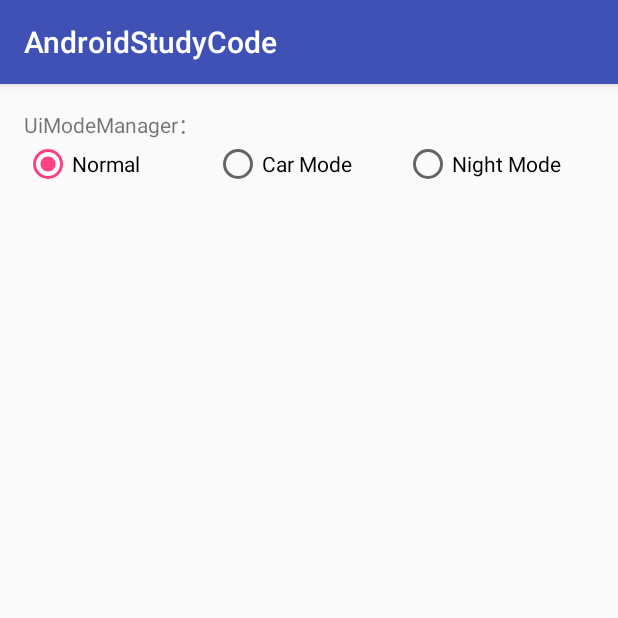
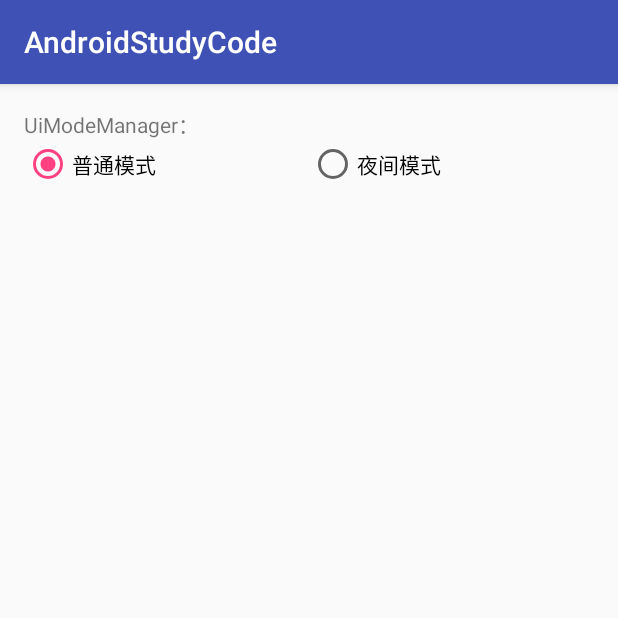
Before and after one commit to D-clock/AndroidStudyCode, an Android app: the NightModeActivity screen opened directly, with no data from a screen before it, on a phone screen of 412 x 824 dp, the top half of it. Run offline under Robolectric (Android 15) with nearby library versions, the phone set to English and light mode, and no system bars.

Commit message:
添加UiModeManager实践代码

```diff
--- a/src/main/java/com/clock/study/activity/NightModeActivity.java
+++ b/src/main/java/com/clock/study/activity/NightModeActivity.java
@@ -2,8 +2,9 @@ package com.clock.study.activity;
 
 import android.app.UiModeManager;
 import android.content.Context;
+import android.content.res.Configuration;
+import android.os.Bundle;
 import android.support.v7.app.AppCompatActivity;
-import android.os.Bundle;
 import android.util.Log;
 import android.widget.RadioButton;
 import android.widget.RadioGroup;
@@ -40,21 +41,24 @@ public class NightModeActivity extends AppCompatActivity implements RadioGroup.O
     @Override
     public void onCheckedChanged(RadioGroup group, int checkedId) {
         if (mUiModeGroup == group) {
-            int currentModeType = mUiModeManager.getCurrentModeType();
-            Log.i(TAG, "currentModeType: " + currentModeType);
+            int currentModeType = mUiModeManager.getCurrentModeType();//获取 UI 模式
+            Log.e(TAG, "currentModeType value is : " + currentModeType);
             if (checkedId == R.id.rb_normal) {
-                mUiModeManager.disableCarMode(0);
-                mUiModeManager.setNightMode(UiModeManager.MODE_NIGHT_NO);
+                if (currentModeType == Configuration.UI_MODE_TYPE_CAR) {
+                    mUiModeManager.disableCarMode(0);//关闭车载模式
+                    mUiModeManager.setNightMode(UiModeManager.MODE_NIGHT_NO);
+                }
 
             } else if (checkedId == R.id.rb_night_mode) {//夜间模式
-                mUiModeManager.enableCarMode(0);
-                mUiModeManager.setNightMode(UiModeManager.MODE_NIGHT_YES);
-
-            } else if (checkedId == R.id.rb_car_mode) {//车载模式
-                mUiModeManager.disableCarMode(0);
-                mUiModeManager.setNightMode(UiModeManager.MODE_NIGHT_NO);
+                if (currentModeType == Configuration.UI_MODE_TYPE_NORMAL) {
+                    //Note: On API 22 and below, changes to the night mode are only effective when the car or desk mode is enabled on a device.
+                    // Starting in API 23, changes to night mode are always effective.
+                    mUiModeManager.enableCarMode(0);//启用车载模式
+                    mUiModeManager.setNightMode(UiModeManager.MODE_NIGHT_YES);
+                }
 
             }
         }
     }
+
 }
--- a/src/main/res/layout/activity_night_mode.xml
+++ b/src/main/res/layout/activity_night_mode.xml
@@ -26,20 +26,13 @@
             android:layout_width="0dp"
             android:layout_height="wrap_content"
             android:layout_weight="1"
-            android:text="Normal" />
-
-        <RadioButton
-            android:id="@+id/rb_car_mode"
-            android:layout_width="0dp"
-            android:layout_height="wrap_content"
-            android:layout_weight="1"
-            android:text="Car Mode" />
+            android:text="普通模式" />
 
         <RadioButton
             android:id="@+id/rb_night_mode"
             android:layout_width="0dp"
             android:layout_height="wrap_content"
             android:layout_weight="1"
-            android:text="Night Mode" />
+            android:text="夜间模式" />
     </RadioGroup>
 </LinearLayout>
--- /dev/null
+++ b/src/main/res/values-night/colors.xml
@@ -0,0 +1,6 @@
+<?xml version="1.0" encoding="utf-8"?>
+<resources>
+    <color name="colorPrimary">#3F51B5</color>
+    <color name="colorPrimaryDark">#303F9F</color>
+    <color name="colorAccent">#FF4081</color>
+</resources>
```
Also changed, not shown: src/main/res/mipmap-night-hdpi/ic_launcher.png (added), src/main/res/mipmap-night-mdpi/ic_launcher.png (added), src/main/res/mipmap-night-xhdpi/ic_launcher.png (added), src/main/res/mipmap-night-xxhdpi/ic_launcher.png (added), src/main/res/mipmap-night-xxhdpi/lufy.png (added), src/main/res/mipmap-night-xxxhdpi/ic_launcher.png (added).
